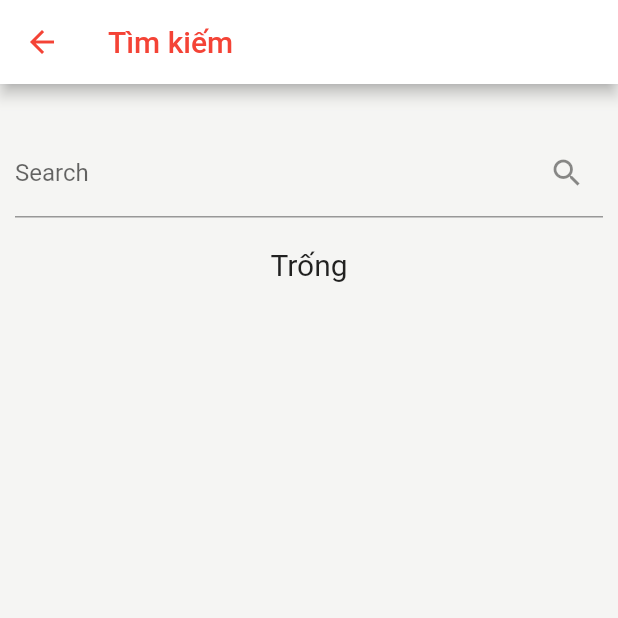
After one commit to levanhien20010858/Flutter-Laptop-android, a Flutter app: the SearchPage screen opened directly, on a phone screen of 412 x 824 dp, the top half of it. The commit adds this screen. Run offline on Flutter 3.47's test engine with Material 2 defaults, Android fonts, the phone set to English and light mode, and no system bars; our stand-ins replace cloud_firestore, firebase_core, flutter_rating_bar, fluttertoast, persistent_bottom_nav_bar; accounts and stored records are empty.

Commit message:
finsh-project

```diff
--- /dev/null
+++ b/flutter_application_3/lib/Pages/SearchPage.dart
@@ -0,0 +1,162 @@
+import 'package:flutter/material.dart';
+import 'package:flutter_application_3/Firebase/firebase_firestore.dart';
+import 'package:flutter_application_3/Models/product_model/product_model.dart';
+import 'package:flutter_application_3/Pages/Product_detail.dart';
+
+class SearchPage extends StatefulWidget {
+  @override
+  State<SearchPage> createState() => _GridSearchScreenState();
+}
+
+List<ProductModel> productList = [
+  // ProductModel(
+  //   image: ["assets/images/laptop.png", "assets/images/laptop.png"],
+  //   id: "1",
+  //   name: "asus tuf gaming fx506lh den 2022 đd",
+  //   price: 22000000,
+  //   description: "hihihii",
+  //   isFavourite: false,
+  //   discount: 10,
+  //   sold: 200,
+  // ),
+  // ProductModel(
+  //   image: ["assets/images/laptop.png", "assets/images/laptop.png"],
+  //   id: "2",
+  //   name: "bsus tuf gaming fx506lh den 2022 đd",
+  //   price: 22000000,
+  //   description: "hihihii",
+  //   isFavourite: false,
+  //   discount: 10,
+  //   sold: 200,
+  // ),
+  // ProductModel(
+  //   image: ["assets/images/laptop.png", "assets/images/laptop.png"],
+  //   id: "3",
+  //   name: "csus tuf gaming fx506lh den 2022 đd",
+  //   price: 22000000,
+  //   description: "hihihii",
+  //   isFavourite: false,
+  //   discount: 10,
+  //   sold: 200,
+  // ),
+];
+
+class _GridSearchScreenState extends State<SearchPage> {
+  bool isLoading = false;
+
+  List<String> _foundUsers = [];
+
+  @override
+  void initState() {
+    getCategoryList();
+    _foundUsers = productList.map((product) => product.name).toList();
+    super.initState();
+  }
+
+  void getCategoryList() async {
+    setState(() {
+      isLoading = true;
+    });
+    productList = await FirebaseFirestoreHelper.instance.getPopular();
+    productList.shuffle(); // để sắp xếp lộn xộn list
+    setState(() {
+      isLoading = false;
+    });
+  }
+
+  int findIndexByName(String name) {
+    return productList.indexWhere((product) => product.name == name);
+  }
+
+  void _runFilter(String enteredKeyword) {
+    List<String> results = [];
+    if (enteredKeyword == "") {
+      results = [];
+    } else {
+      results = productList
+          .where((e) =>
+              e.name.toLowerCase().contains(enteredKeyword.toLowerCase()))
+          .map((product) => product.name)
+          .toList();
+    }
+
+    setState(() {
+      if (enteredKeyword == "") {
+        results = [];
+      }
+      _foundUsers = results;
+    });
+  }
+
+  @override
+  Widget build(BuildContext context) {
+    return Scaffold(
+      appBar: AppBar(
+        title: const Text(
+          'Tìm kiếm',
+          style: TextStyle(color: Colors.red),
+        ),
+        backgroundColor: Colors.white,
+        iconTheme: IconThemeData(
+          color: Colors.red,
+        ),
+      ),
+      body: Padding(
+        padding: const EdgeInsets.all(10),
+        child: Column(
+          children: [
+            const SizedBox(
+              height: 20,
+            ),
+            TextField(
+              onChanged: (value) => _runFilter(value),
+              decoration: const InputDecoration(
+                labelText: 'Search',
+                suffixIcon: Icon(Icons.search),
+              ),
+            ),
+            const SizedBox(
+              height: 20,
+            ),
+            Expanded(
+              child: _foundUsers.isNotEmpty
+                  ? ListView.builder(
+                      itemCount: _foundUsers.length,
+                      itemBuilder: (context, index) => Card(
+                        key: ValueKey(index),
+                        color: Colors.black,
+                        elevation: 4,
+                        margin: const EdgeInsets.symmetric(vertical: 10),
+                        child: InkWell(
+                          onTap: () {
+                            Navigator.push(
+                              context,
+                              MaterialPageRoute(
+                                builder: (context) => ProductDetails(
+                                    product: productList[
+                                        findIndexByName(_foundUsers[index])]),
+                              ),
+                            );
+                          },
+                          child: ListTile(
+                            title: Text(
+                              _foundUsers[index],
+                              style: TextStyle(
+                                color: Colors.white,
+                              ),
+                            ),
+                          ),
+                        ),
+                      ),
+                    )
+                  : const Text(
+                      'Trống',
+                      style: TextStyle(fontSize: 20),
+                    ),
+            ),
+          ],
+        ),
+      ),
+    );
+  }
+}
```
Also changed, not shown: flutter_application_3/lib/Widgets/SearchWidget.dart (+11 -1 lines).
